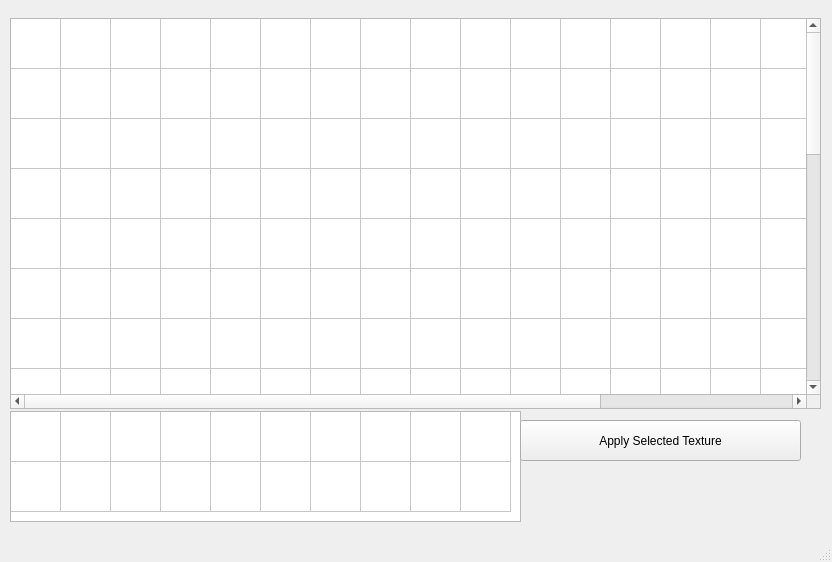
Qt form Attempt 2/LevelDeveloper/mainwindow.ui (EoinAbbey-Maher/MainProject) before a commit.
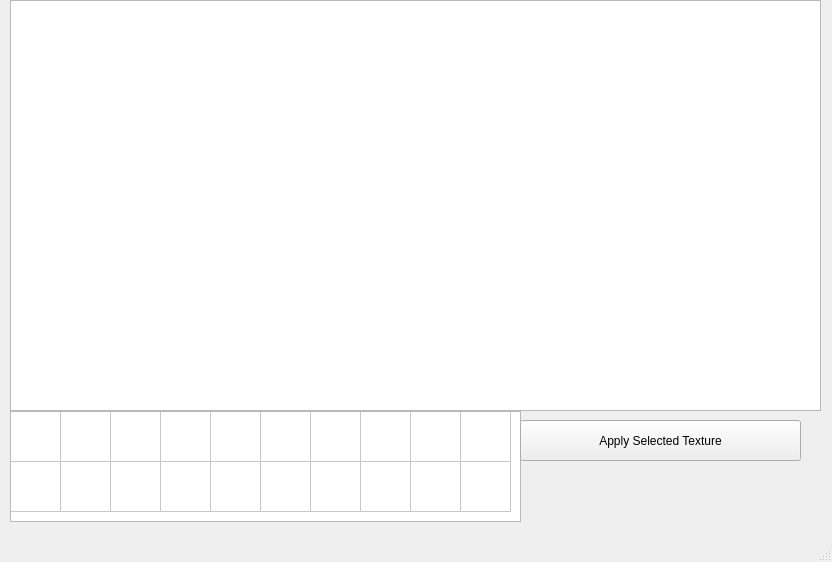
The same form after that commit.

The edit to the form file:
```diff
--- a/Attempt 2/LevelDeveloper/mainwindow.ui
+++ b/Attempt 2/LevelDeveloper/mainwindow.ui
@@ -173,6 +173,16 @@
      <string>Apply Selected Texture</string>
     </property>
    </widget>
+   <widget class="QGraphicsView" name="m_graphicsView">
+    <property name="geometry">
+     <rect>
+      <x>10</x>
+      <y>0</y>
+      <width>811</width>
+      <height>411</height>
+     </rect>
+    </property>
+   </widget>
   </widget>
   <widget class="QMenuBar" name="menubar">
    <property name="geometry">
```
Left out of the diff: 2 changed lines with no effect on the pictures.
